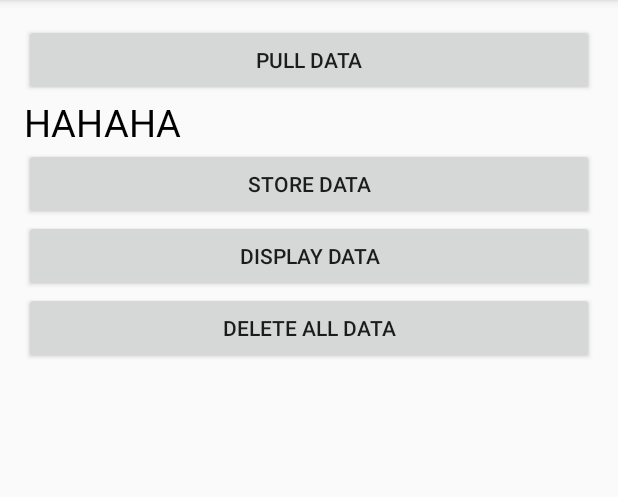
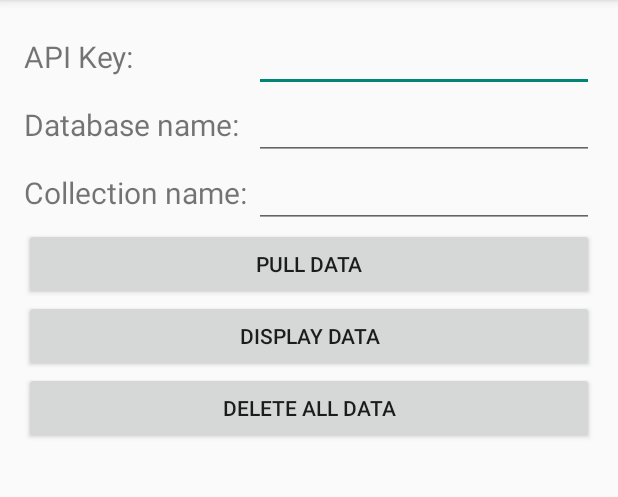
Before and after one commit to GeraldBecker/Assignment2, an Android app: the screen it shows after launch (MainActivity), after a tap on "PULL DATA", on a phone screen of 412 x 824 dp, the part 84-581 px from its top. Run offline under Robolectric (Android 15) with nearby library versions, the phone set to English and light mode, and no system bars.

Commit message:
final project

```diff
--- a/app/src/main/java/com/example/assignment2/MainActivity.java
+++ b/app/src/main/java/com/example/assignment2/MainActivity.java
@@ -9,6 +9,7 @@ import android.util.Log;
 import android.view.Menu;
 import android.view.MenuItem;
 import android.view.View;
+import android.widget.EditText;
 import android.widget.LinearLayout;
 import android.widget.ScrollView;
 import android.widget.TextView;
@@ -29,7 +30,16 @@ import java.io.IOException;
 
 
 public class MainActivity extends ActionBarActivity {
-    final String APIKEY = "https://api.mongolab.com/api/1/databases/testdatabase/collections/assignment2?apiKey=A5kVWSH3bgxQl6_qgr3NyZSdvAzZXrwH";
+    //private String APIKEY = "https://api.mongolab.com/api/1/databases/testdatabase/collections/assignment2?apiKey=A5kVWSH3bgxQl6_qgr3NyZSdvAzZXrwH";
+    private String URL = "https://api.mongolab.com/api/1/databases/";
+    private String DATABASE = "testdatabase";
+    private String URL2 = "/collections/";
+    private String COLLECTION = "assignment2";
+    private String URL3 = "?apiKey=";
+    private String APIKEY = "A5kVWSH3bgxQl6_qgr3NyZSdvAzZXrwH";
+    private String fullURL;
+
+
     private JSONArray savedArray;
     SQLiteHelper help;
 
@@ -38,6 +48,8 @@ public class MainActivity extends ActionBarActivity {
         super.onCreate(savedInstanceState);
         setContentView(R.layout.activity_main);
         help = new SQLiteHelper(this);
+        updateFieldsSQLite();
+        fullURL = URL + DATABASE + URL2 + COLLECTION + URL3 + APIKEY;
     }
 
 
@@ -63,60 +75,50 @@ public class MainActivity extends ActionBarActivity {
         return super.onOptionsItemSelected(item);
     }
     public void getData(final View v) {
-        Log.d("MSG", "button clicked");
+        String database = ((EditText)findViewById(R.id.dbName)).getText().toString();
+        String collection = ((EditText)findViewById(R.id.colName)).getText().toString();
+        String apikey = ((EditText)findViewById(R.id.apiKey)).getText().toString();
+
+        if(!(database.equals("") && collection.equals("") && apikey.equals(""))) {
+
+            fullURL = URL + database + URL2 + collection + URL3 + apikey;
+
+        }
+            Log.d("MSG", fullURL+"|");
+
+        fullURL.trim();
+
         Toast.makeText(getApplicationContext(), "PULLING DATA" , Toast.LENGTH_LONG).show();
         new pullData().execute("hi");
 
     }
 
-    public void updateFields() {
+
+    public void updateFieldsSQLite() {
         LinearLayout temp = (LinearLayout)findViewById(R.id.contentLayout);
         temp.removeAllViews();
 
+        Cursor CR = help.getInformation(help);
+        if(!CR.moveToFirst()) {
+            Toast.makeText(getApplicationContext(), "NO MORE LEFT", Toast.LENGTH_LONG).show();
+            return;
+        }
+        do {
+            String first = CR.getString(0);
+            String last = CR.getString(1);
+            String email_address = CR.getString(2);
+            String student_number = CR.getString(3);
 
-
-        try {
-            for(int i = 0; i < savedArray.length(); i++) {
-                TextView tempText = new TextView(MainActivity.this);
-
-                JSONObject obj = savedArray.getJSONObject(i);
-                Log.d("MSG", obj.toString());
-
-                String first = obj.getString("first_name");
-                Log.d("MSG", "FIRST NAME: " + first);
-
-                String last = obj.getString("last_name");
-                //Log.d("MSG", obj.toString());
-                Log.d("MSG", "LAST NAME: " + last);
-
-                String email_address = obj.getString("email_address");
-                //Log.d("MSG", obj.toString());
-                Log.d("MSG", "EMAIL: " + email_address);
-
-                String student_number = obj.getString("student_number");
-                //Log.d("MSG", obj.toString());
-                Log.d("MSG", "EMAIL: " + student_number);
-
-                tempText.setText(first + " " + last + " " + email_address + " " + student_number);
-                temp.addView(tempText);
-
-                help.putInformation(help, first, last);
-            }
-        } catch(JSONException e) {
-
-        }
-
-
-
+            TextView tempText = new TextView(MainActivity.this);
+            tempText.setText(first + " " + last + " " + email_address + " " + student_number);
+            temp.addView(tempText);
+        } while(CR.moveToNext());
 
 
     }
 
-    public void storeData(final View v) {
-        help.putInformation(help, "GERALD", "BECKER");
-    }
 
-    public void displayData(final View v) {
+    public void toastData(final View v) {
         Cursor CR = help.getInformation(help);
         if(!CR.moveToFirst()) {
             Toast.makeText(getApplicationContext(), "NO MORE LEFT", Toast.LENGTH_LONG).show();
@@ -133,24 +135,19 @@ public class MainActivity extends ActionBarActivity {
 
     public void deleteAllData(final View v) {
         help.deleteAll(help);
-        //getApplicationContext().deleteDatabase(SQLiteHelper.TABLE_NAME);
+        updateFieldsSQLite();
     }
 
     private class pullData extends AsyncTask<String, Integer, Long> {
-        private String first;
-        private String last;
-        private String email_address;
-        private String student_number;
-
-
         @Override
         protected Long doInBackground(String... params) {
             Log.d("MSG", "STARTING DO IN BACKGROUND");
             HttpClient client = new DefaultHttpClient();
-            HttpGet myGet = new HttpGet(APIKEY);
+            HttpGet myGet = new HttpGet(fullURL);
 
             HttpResponse response;
 
+            savedArray = new JSONArray();
             try {
                 response = client.execute(myGet);
 
@@ -159,52 +156,9 @@ public class MainActivity extends ActionBarActivity {
 
                 Log.d("MSG", "Got the response");
 
-
-
                 String entityResponse = EntityUtils.toString(entity);
 
-                //JSONObject jObject = new JSONObject(entityResponse);
-
-                JSONArray responseArray = new JSONArray(entityResponse);
-                savedArray = responseArray;
-
-                Log.d("MSG", "Array: " + responseArray.toString());
-                JSONObject obj = responseArray.getJSONObject(0);
-
-
-                Log.d("MSG", obj.toString());
-
-                first = obj.getString("first_name");
-                Log.d("MSG", "FIRST NAME: " + first);
-
-                last = obj.getString("last_name");
-                //Log.d("MSG", obj.toString());
-                Log.d("MSG", "LAST NAME: " + last);
-
-                email_address = obj.getString("email_address");
-                //Log.d("MSG", obj.toString());
-                Log.d("MSG", "EMAIL: " + email_address);
-
-                student_number = obj.getString("student_number");
-                //Log.d("MSG", obj.toString());
-                Log.d("MSG", "EMAIL: " + student_number);
-
-                /*
-                WHEN THE DATABASE HAS THE NAMES IN A NAME OBJECT, USE THE BELOW CODE
-
-                JSONArray responseArray = new JSONArray(entityResponse);
-                Log.d("MSG", "Array: " + responseArray.toString());
-                JSONObject obj = responseArray.getJSONObject(2);
-
-                JSONObject customerObj = obj.getJSONObject("customer");
-                String first = customerObj.getString("firstname");
-                Log.d("MSG", customerObj.toString());
-                Log.d("MSG", "RESPONSE: " + first);
-
-                 */
-
-
-
+                savedArray = new JSONArray(entityResponse);
 
             } catch (ClientProtocolException e) {
                 Log.d("MSG", "response error caught");
@@ -212,11 +166,7 @@ public class MainActivity extends ActionBarActivity {
                 Log.d("MSG", "IO error caught");
             } catch(JSONException e) {
                 Log.d("MSG", "JSON Exception: " + e.getMessage());
-            } finally {
             }
-
-
-            Log.d("MSG", "Got the object I guess");
 
             return null;
         }
@@ -224,30 +174,30 @@ public class MainActivity extends ActionBarActivity {
         @Override
         protected void onPostExecute(Long aLong) {
             super.onPostExecute(aLong);
+            //clear the previously saved records on the SQLite database
+            help.deleteAll(help);
+
             Log.d("MSG", "----------PRINTING OUT RECORDS----------------");
             try {
                 for(int i = 0; i < savedArray.length(); i++) {
                     JSONObject obj = savedArray.getJSONObject(i);
                     Log.d("MSG", obj.toString());
+                    String first = obj.getString("first_name");
+                    String last = obj.getString("last_name");
+                    String email_address = obj.getString("email_address");
+                    String student_number = obj.getString("student_number");
 
-                    //first = obj.getString("first_name");
+                    help.putInformation(help, first, last, email_address, student_number);
+
                 }
 
-            updateFields();
+                updateFieldsSQLite();
 
             } catch(JSONException e) {
-
+                Log.d("MSG", "JSON Exception: " + e.getMessage());
+            } catch(NullPointerException e) {
+                Toast.makeText(getApplicationContext(), "NOT A VALID DATABASE", Toast.LENGTH_LONG).show();
             }
-
-
-
-
-
-
-            //TextView firstField = (TextView)findViewById(R.id.textAnswerFirst);
-            //firstField.setText(first);
-            //TextView lastField = (TextView)findViewById(R.id.textAnswerLast);
-            //lastField.setText(last);
         }
     }
 }
--- a/app/src/main/java/com/example/assignment2/SQLiteHelper.java
+++ b/app/src/main/java/com/example/assignment2/SQLiteHelper.java
@@ -22,7 +22,7 @@ public class SQLiteHelper extends SQLiteOpenHelper {
     private static final String DATABASE_CREATE;
 
     static {
-        TABLE_NAME = "profile";
+        TABLE_NAME = "profile3";
         COLUMN_ID        = "_id";
         COLUMN_FIRSTNAME = "first_name";
         COLUMN_LASTNAME = "last_name";
@@ -32,9 +32,11 @@ public class SQLiteHelper extends SQLiteOpenHelper {
         DATABASE_VERSION = 1;
         DATABASE_CREATE  = "create table " +
                 TABLE_NAME + "(" + COLUMN_ID +
-                " integer primary key autoincrement, " + COLUMN_FIRSTNAME +
-                " text not null, " + COLUMN_LASTNAME +
-                " text not null)";
+                " integer primary key autoincrement, " +
+                COLUMN_FIRSTNAME + " text not null, " +
+                COLUMN_LASTNAME + " text not null,"+
+                COLUMN_EMAIL + " text not null,"+
+                COLUMN_STUDENTNUMBER + " text not null)";
 
     }
     public SQLiteHelper(final Context context) {
@@ -62,18 +64,20 @@ public class SQLiteHelper extends SQLiteOpenHelper {
         onCreate(db);
     }
 
-    public void putInformation(SQLiteHelper dop, String first, String last) {
+    public void putInformation(SQLiteHelper dop, String first, String last, String email, String studentNum) {
         SQLiteDatabase SQ = dop.getWritableDatabase();
         ContentValues cv = new ContentValues();
         cv.put(COLUMN_FIRSTNAME, first);
         cv.put(COLUMN_LASTNAME, last);
+        cv.put(COLUMN_EMAIL, email);
+        cv.put(COLUMN_STUDENTNUMBER, studentNum);
         long k = SQ.insert(TABLE_NAME, null, cv);
         Log.d("DATABASE", "INSERTED");
     }
 
     public Cursor getInformation(SQLiteHelper dop) {
         SQLiteDatabase SQ = dop.getReadableDatabase();
-        String[] columns = {COLUMN_FIRSTNAME, COLUMN_LASTNAME};
+        String[] columns = {COLUMN_FIRSTNAME, COLUMN_LASTNAME, COLUMN_EMAIL, COLUMN_STUDENTNUMBER};
         Cursor CR = SQ.query(TABLE_NAME, columns, null, null, null, null, null);
         return CR;
 
--- a/app/src/main/res/layout/activity_main.xml
+++ b/app/src/main/res/layout/activity_main.xml
@@ -7,6 +7,64 @@
     android:paddingBottom="@dimen/activity_vertical_margin"
     tools:context=".MainActivity"
     android:orientation="vertical">
+
+
+    <TableLayout
+        android:layout_width="fill_parent"
+        android:layout_height="wrap_content">
+
+        <TableRow
+            android:layout_width="fill_parent"
+            android:layout_height="wrap_content">
+
+            <TextView
+                android:layout_width="fill_parent"
+                android:layout_height="wrap_content"
+                android:text="API Key: "
+                android:textSize="20sp"
+                />
+
+            <EditText android:id="@+id/apiKey"
+                android:layout_width="match_parent"
+                android:layout_height="wrap_content"
+                android:layout_weight="100"
+                android:hint=""/>
+        </TableRow>
+        <TableRow
+            android:layout_width="fill_parent"
+            android:layout_height="wrap_content">
+            <TextView
+                android:layout_width="wrap_content"
+                android:layout_height="wrap_content"
+                android:text="Database name: "
+                android:textSize="20sp"
+                />
+            <EditText android:id="@+id/dbName"
+                android:layout_width="match_parent"
+                android:layout_height="wrap_content"
+                android:layout_weight="1"
+                android:hint=""/>
+        </TableRow>
+        <TableRow
+            android:layout_width="fill_parent"
+            android:layout_height="wrap_content">
+            <TextView
+                android:layout_width="wrap_content"
+                android:layout_height="wrap_content"
+                android:text="Collection name: "
+                android:textSize="20sp"
+                />
+            <EditText android:id="@+id/colName"
+                android:layout_width="match_parent"
+                android:layout_height="wrap_content"
+                android:layout_weight="1"
+                android:hint=""/>
+        </TableRow>
+
+
+    </TableLayout>
+
+
 
     <Button
         android:layout_width="match_parent"
@@ -22,6 +80,11 @@
         <LinearLayout
             android:layout_width="match_parent"
             android:layout_height="wrap_content"
+            android:orientation="vertical">
+
+            <LinearLayout
+                android:layout_width="match_parent"
+                android:layout_height="wrap_content"
                 android:id="@+id/contentLayout"
                 android:orientation="vertical">
                 <TextView
@@ -33,26 +96,23 @@
 
 
             </LinearLayout>
-
-
-    </ScrollView>
-    <Button
-        android:layout_width="match_parent"
-        android:layout_height="wrap_content"
-        android:id="@+id/storeInfoButton"
-        android:text="STore Data"
-        android:onClick="storeData"/>
             <Button
                 android:layout_width="match_parent"
                 android:layout_height="wrap_content"
                 android:id="@+id/getInfoButton3"
                 android:text="Display Data"
-        android:onClick="displayData"/>
+                android:onClick="toastData"/>
             <Button
                 android:layout_width="match_parent"
                 android:layout_height="wrap_content"
                 android:id="@+id/deleteButton"
                 android:text="Delete all Data"
                 android:onClick="deleteAllData"/>
+        </LinearLayout>
+
+
+
+    </ScrollView>
+
 
 </LinearLayout>
```
Lines whose indentation alone changed are shown as unchanged.
